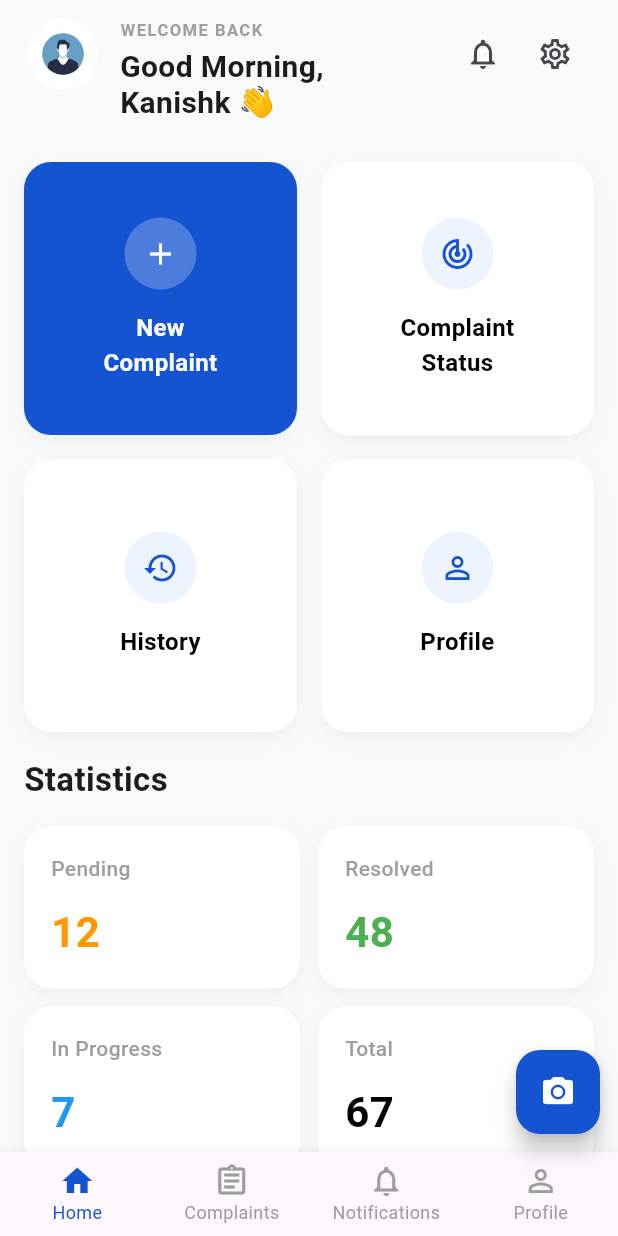
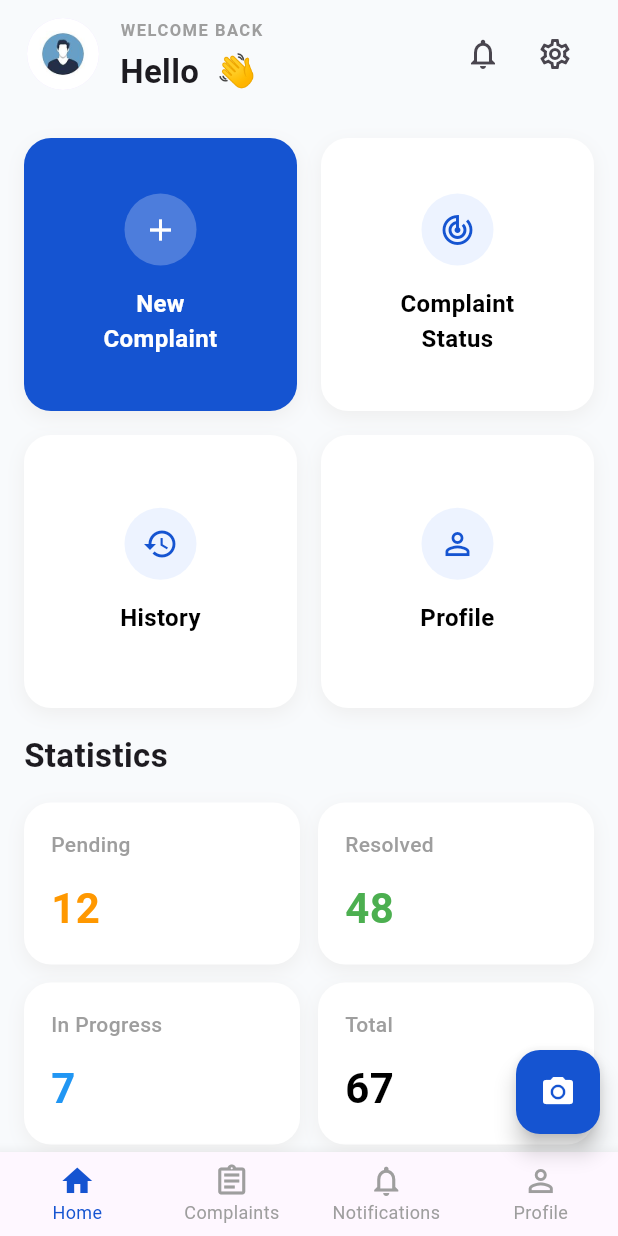
Before and after one commit to kanishksinghal2005-a11y/Nivra, a Flutter app: the DashboardScreen screen opened directly, after a tap on the "notifications none" icon, on a phone screen of 412 x 824 dp. Run offline on Flutter 3.47's test engine with Material 3 defaults, Android fonts, the phone set to English and light mode, and no system bars; our stand-ins replace cloud_firestore, firebase_auth, firebase_core, shared_preferences; accounts and stored records are empty.

Commit message:
Modified_appbar

```diff
--- a/lib/Widgets/dashboard_appbar.dart
+++ b/lib/Widgets/dashboard_appbar.dart
@@ -1,31 +1,88 @@
+import 'package:cloud_firestore/cloud_firestore.dart';
+import 'package:firebase_auth/firebase_auth.dart';
 import 'package:flutter/material.dart';
 
-class DashboardAppBar extends StatelessWidget {
+import 'package:nivra/Screens/settings_screen.dart';
+
+class DashboardAppBar extends StatefulWidget {
   const DashboardAppBar({super.key});
+
+  @override
+  State<DashboardAppBar> createState() => _DashboardAppBarState();
+}
+
+class _DashboardAppBarState extends State<DashboardAppBar> {
+  String userName = "";
+  bool isLoading = true;
+
+  @override
+  void initState() {
+    super.initState();
+    fetchUserData();
+  }
+
+  Future<void> fetchUserData() async {
+    try {
+      final User? user = FirebaseAuth.instance.currentUser;
+
+      if (user == null) {
+        setState(() {
+          userName = "User";
+          isLoading = false;
+        });
+        return;
+      }
+
+      final DocumentSnapshot document = await FirebaseFirestore.instance
+          .collection('users')
+          .doc(user.uid)
+          .get();
+
+      if (document.exists) {
+        final data = document.data() as Map<String, dynamic>;
+
+        setState(() {
+          userName = data['fullName'] ?? "User";
+          isLoading = false;
+        });
+      } else {
+        setState(() {
+          userName = "User";
+          isLoading = false;
+        });
+      }
+    } catch (e) {
+      setState(() {
+        userName = "User";
+        isLoading = false;
+      });
+    }
+  }
 
   @override
   Widget build(BuildContext context) {
     return Padding(
-      padding: const EdgeInsets.symmetric(horizontal: 18, vertical: 12),
+      padding: const EdgeInsets.symmetric(
+        horizontal: 18,
+        vertical: 12,
+      ),
       child: Row(
         crossAxisAlignment: CrossAxisAlignment.start,
         children: [
-
-          /// Profile Picture
           const CircleAvatar(
             radius: 24,
-            backgroundImage: AssetImage("Assets/profile.jpeg"),
+            backgroundImage: AssetImage(
+              "Assets/profile.jpeg",
+            ),
           ),
 
           const SizedBox(width: 14),
 
-          /// Greeting
           Expanded(
             child: Column(
               crossAxisAlignment: CrossAxisAlignment.start,
-              children: const [
-
-                Text(
+              children: [
+                const Text(
                   "WELCOME BACK",
                   style: TextStyle(
                     fontSize: 11,
@@ -35,30 +92,49 @@ class DashboardAppBar extends StatelessWidget {
                   ),
                 ),
 
-                SizedBox(height: 4),
-
-                Text(
-                  "Good Morning,\nKanishk 👋",
-                  style: TextStyle(
-                    fontSize: 20,
-                    fontWeight: FontWeight.bold,
-                    height: 1.2,
-                  ),
-                ),
+                const SizedBox(height: 4),
+                                isLoading
+                    ? const SizedBox(
+                        height: 22,
+                        width: 22,
+                        child: CircularProgressIndicator(
+                          strokeWidth: 2,
+                        ),
+                      )
+                    : Text(
+                        "Hello $userName 👋",
+                        style: const TextStyle(
+                          fontSize: 22,
+                          fontWeight: FontWeight.bold,
+                        ),
+                      ),
               ],
             ),
           ),
 
           /// Notification Button
           IconButton(
-            onPressed: () {},
-            icon: const Icon(Icons.notifications_none),
+            onPressed: () {
+              // TODO: Navigate to Notifications Screen
+            },
+            icon: const Icon(
+              Icons.notifications_none,
+            ),
           ),
 
           /// Settings Button
           IconButton(
-            onPressed: () {},
-            icon: const Icon(Icons.settings_outlined),
+            onPressed: () {
+              Navigator.push(
+                context,
+                MaterialPageRoute(
+                  builder: (_) => SettingsScreen(),
+                ),
+              );
+            },
+            icon: const Icon(
+              Icons.settings_outlined,
+            ),
           ),
         ],
       ),
```
